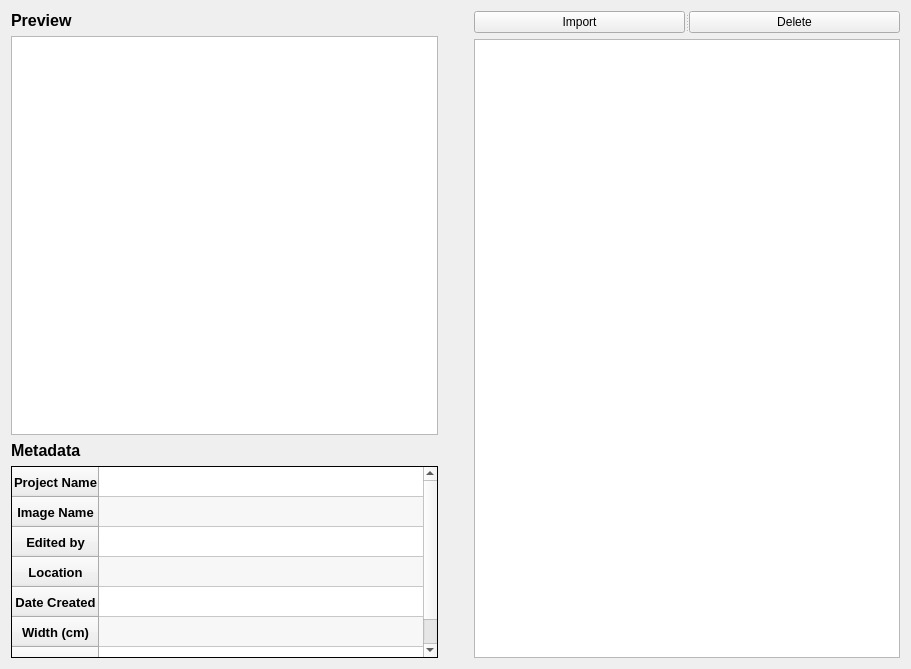
Super-SaiyanSandwich/ECMM427, file RTIe/RTIe_builder/import_Widget.ui: the form before one commit.
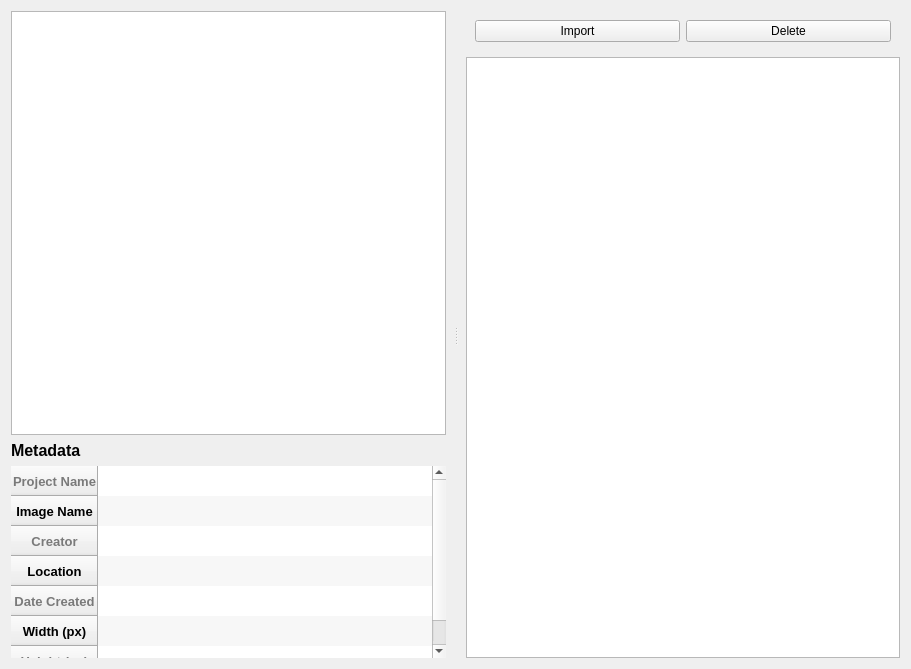
The form after the commit.

Patch:
```diff
--- a/RTIe/RTIe_builder/import_Widget.ui
+++ b/RTIe/RTIe_builder/import_Widget.ui
@@ -10,49 +10,88 @@
     <height>669</height>
    </rect>
   </property>
+  <property name="sizePolicy">
+   <sizepolicy hsizetype="Expanding" vsizetype="Expanding">
+    <horstretch>0</horstretch>
+    <verstretch>0</verstretch>
+   </sizepolicy>
+  </property>
   <property name="windowTitle">
    <string>Form</string>
   </property>
   <layout class="QHBoxLayout" name="horizontalLayout">
    <item>
+    <widget class="QSplitter" name="splitter">
+     <property name="enabled">
+      <bool>true</bool>
+     </property>
+     <property name="sizePolicy">
+      <sizepolicy hsizetype="Expanding" vsizetype="Expanding">
+       <horstretch>0</horstretch>
+       <verstretch>0</verstretch>
+      </sizepolicy>
+     </property>
+     <property name="focusPolicy">
+      <enum>Qt::NoFocus</enum>
+     </property>
+     <property name="contextMenuPolicy">
+      <enum>Qt::DefaultContextMenu</enum>
+     </property>
+     <property name="layoutDirection">
+      <enum>Qt::LeftToRight</enum>
+     </property>
+     <property name="frameShape">
+      <enum>QFrame::NoFrame</enum>
+     </property>
+     <property name="lineWidth">
+      <number>0</number>
+     </property>
+     <property name="midLineWidth">
+      <number>0</number>
+     </property>
+     <property name="orientation">
+      <enum>Qt::Horizontal</enum>
+     </property>
+     <property name="opaqueResize">
+      <bool>true</bool>
+     </property>
+     <property name="handleWidth">
+      <number>20</number>
+     </property>
+     <property name="childrenCollapsible">
+      <bool>false</bool>
+     </property>
+     <widget class="QWidget" name="layoutWidget">
     <layout class="QVBoxLayout" name="preview_Layout">
-     <item>
-      <widget class="QLabel" name="preivew_Label">
-       <property name="sizePolicy">
-        <sizepolicy hsizetype="MinimumExpanding" vsizetype="Minimum">
-         <horstretch>0</horstretch>
-         <verstretch>0</verstretch>
-        </sizepolicy>
+       <property name="sizeConstraint">
+        <enum>QLayout::SetDefaultConstraint</enum>
        </property>
-       <property name="font">
-        <font>
-         <pointsize>12</pointsize>
-         <weight>75</weight>
-         <bold>true</bold>
-        </font>
-       </property>
-       <property name="text">
-        <string>Preview</string>
-       </property>
-      </widget>
-     </item>
      <item>
       <widget class="QGraphicsView" name="graphics_View">
-       <property name="backgroundBrush">
-        <brush brushstyle="SolidPattern">
-         <color alpha="255">
-          <red>0</red>
-          <green>0</green>
-          <blue>0</blue>
-         </color>
-        </brush>
+         <property name="sizePolicy">
+          <sizepolicy hsizetype="Preferred" vsizetype="Expanding">
+           <horstretch>0</horstretch>
+           <verstretch>0</verstretch>
+          </sizepolicy>
+         </property>
+         <property name="sizeAdjustPolicy">
+          <enum>QAbstractScrollArea::AdjustToContents</enum>
+         </property>
+         <property name="interactive">
+          <bool>true</bool>
+         </property>
+         <property name="resizeAnchor">
+          <enum>QGraphicsView::AnchorViewCenter</enum>
+         </property>
+         <property name="viewportUpdateMode">
+          <enum>QGraphicsView::BoundingRectViewportUpdate</enum>
        </property>
       </widget>
      </item>
      <item>
       <widget class="QLabel" name="metadata_Label">
        <property name="sizePolicy">
-        <sizepolicy hsizetype="MinimumExpanding" vsizetype="Minimum">
+          <sizepolicy hsizetype="Expanding" vsizetype="Preferred">
          <horstretch>0</horstretch>
          <verstretch>0</verstretch>
         </sizepolicy>
@@ -76,19 +115,19 @@
         <bool>true</bool>
        </property>
        <property name="sizePolicy">
-        <sizepolicy hsizetype="MinimumExpanding" vsizetype="Maximum">
+          <sizepolicy hsizetype="Expanding" vsizetype="Preferred">
          <horstretch>0</horstretch>
          <verstretch>0</verstretch>
         </sizepolicy>
        </property>
        <property name="maximumSize">
         <size>
-         <width>999999</width>
+           <width>16777215</width>
          <height>16777215</height>
         </size>
        </property>
        <property name="frameShape">
-        <enum>QFrame::Panel</enum>
+          <enum>QFrame::NoFrame</enum>
        </property>
        <property name="frameShadow">
         <enum>QFrame::Plain</enum>
@@ -103,7 +142,7 @@
         <bool>true</bool>
        </property>
        <property name="showGrid">
-        <bool>true</bool>
+          <bool>false</bool>
        </property>
        <property name="gridStyle">
         <enum>Qt::SolidLine</enum>
@@ -132,6 +171,9 @@
        <attribute name="horizontalHeaderShowSortIndicator" stdset="0">
         <bool>false</bool>
        </attribute>
+         <attribute name="horizontalHeaderStretchLastSection">
+          <bool>true</bool>
+         </attribute>
        <attribute name="verticalHeaderMinimumSectionSize">
         <number>10</number>
        </attribute>
@@ -158,12 +200,14 @@
         <property name="textAlignment">
          <set>AlignCenter</set>
         </property>
-        <property name="background">
-         <color>
-          <red>0</red>
-          <green>85</green>
-          <blue>255</blue>
-         </color>
+          <property name="foreground">
+           <brush brushstyle="SolidPattern">
+            <color alpha="255">
+             <red>122</red>
+             <green>122</green>
+             <blue>122</blue>
+            </color>
+           </brush>
         </property>
        </row>
        <row>
@@ -182,8 +226,8 @@
         </property>
         <property name="background">
          <color>
-          <red>0</red>
-          <green>170</green>
+            <red>255</red>
+            <green>255</green>
           <blue>255</blue>
          </color>
         </property>
@@ -199,7 +243,7 @@
        </row>
        <row>
         <property name="text">
-         <string>Edited by</string>
+           <string>Creator</string>
         </property>
         <property name="font">
          <font>
@@ -211,19 +255,12 @@
         <property name="textAlignment">
          <set>AlignCenter</set>
         </property>
-        <property name="background">
-         <color>
-          <red>0</red>
-          <green>85</green>
-          <blue>255</blue>
-         </color>
-        </property>
         <property name="foreground">
          <brush brushstyle="SolidPattern">
           <color alpha="255">
-           <red>0</red>
-           <green>0</green>
-           <blue>0</blue>
+             <red>122</red>
+             <green>122</green>
+             <blue>122</blue>
           </color>
          </brush>
         </property>
@@ -244,8 +281,8 @@
         </property>
         <property name="background">
          <color>
-          <red>0</red>
-          <green>170</green>
+            <red>255</red>
+            <green>255</green>
           <blue>255</blue>
          </color>
         </property>
@@ -273,26 +310,19 @@
         <property name="textAlignment">
          <set>AlignCenter</set>
         </property>
-        <property name="background">
-         <color>
-          <red>0</red>
-          <green>85</green>
-          <blue>255</blue>
-         </color>
-        </property>
         <property name="foreground">
          <brush brushstyle="SolidPattern">
           <color alpha="255">
-           <red>0</red>
-           <green>0</green>
-           <blue>0</blue>
+             <red>122</red>
+             <green>122</green>
+             <blue>122</blue>
           </color>
          </brush>
         </property>
        </row>
        <row>
         <property name="text">
-         <string>Width (cm)</string>
+           <string>Width (px)</string>
         </property>
         <property name="font">
          <font>
@@ -306,15 +336,24 @@
         </property>
         <property name="background">
          <color>
-          <red>0</red>
-          <green>170</green>
+            <red>255</red>
+            <green>255</green>
           <blue>255</blue>
          </color>
         </property>
+          <property name="foreground">
+           <brush brushstyle="SolidPattern">
+            <color alpha="255">
+             <red>0</red>
+             <green>0</green>
+             <blue>0</blue>
+            </color>
+           </brush>
+          </property>
        </row>
        <row>
         <property name="text">
-         <string>Height (cm)</string>
+           <string>Height (px)</string>
         </property>
         <property name="font">
          <font>
@@ -326,19 +365,12 @@
         <property name="textAlignment">
          <set>AlignCenter</set>
         </property>
-        <property name="background">
-         <color>
-          <red>0</red>
-          <green>85</green>
-          <blue>255</blue>
-         </color>
-        </property>
         <property name="foreground">
          <brush brushstyle="SolidPattern">
           <color alpha="255">
-           <red>0</red>
-           <green>0</green>
-           <blue>0</blue>
+             <red>122</red>
+             <green>122</green>
+             <blue>122</blue>
           </color>
          </brush>
         </property>
@@ -348,67 +380,58 @@
          <string>Value</string>
         </property>
        </column>
+         <item row="0" column="0">
+          <property name="text">
+           <string/>
+          </property>
+          <property name="font">
+           <font>
+            <kerning>true</kerning>
+           </font>
+          </property>
+         </item>
       </widget>
      </item>
     </layout>
-   </item>
-   <item>
-    <spacer name="horizontalSpacer">
-     <property name="orientation">
-      <enum>Qt::Horizontal</enum>
-     </property>
-     <property name="sizeType">
-      <enum>QSizePolicy::Preferred</enum>
-     </property>
-     <property name="sizeHint" stdset="0">
-      <size>
-       <width>30</width>
-       <height>20</height>
-      </size>
-     </property>
-    </spacer>
-   </item>
-   <item>
+     </widget>
+     <widget class="QWidget" name="layoutWidget">
     <layout class="QVBoxLayout" name="import_Layout">
+       <property name="sizeConstraint">
+        <enum>QLayout::SetDefaultConstraint</enum>
+       </property>
      <item>
-      <widget class="QSplitter" name="splitter_3">
+        <widget class="QWidget" name="horizontalWidget" native="true">
        <property name="sizePolicy">
-        <sizepolicy hsizetype="MinimumExpanding" vsizetype="Preferred">
+          <sizepolicy hsizetype="Expanding" vsizetype="Minimum">
          <horstretch>0</horstretch>
          <verstretch>0</verstretch>
         </sizepolicy>
        </property>
-       <property name="orientation">
-        <enum>Qt::Horizontal</enum>
-       </property>
+         <layout class="QHBoxLayout" name="horizontalLayout_4">
+          <property name="sizeConstraint">
+           <enum>QLayout::SetDefaultConstraint</enum>
+          </property>
+          <item>
        <widget class="QPushButton" name="import_btn">
-        <property name="sizePolicy">
-         <sizepolicy hsizetype="MinimumExpanding" vsizetype="MinimumExpanding">
-          <horstretch>0</horstretch>
-          <verstretch>0</verstretch>
-         </sizepolicy>
-        </property>
         <property name="text">
          <string>Import</string>
         </property>
        </widget>
+          </item>
+          <item>
        <widget class="QPushButton" name="delete_Btn">
-        <property name="sizePolicy">
-         <sizepolicy hsizetype="MinimumExpanding" vsizetype="MinimumExpanding">
-          <horstretch>0</horstretch>
-          <verstretch>0</verstretch>
-         </sizepolicy>
-        </property>
         <property name="text">
          <string>Delete</string>
         </property>
        </widget>
+          </item>
+         </layout>
       </widget>
      </item>
      <item>
       <widget class="QListWidget" name="listWidget">
        <property name="sizePolicy">
-        <sizepolicy hsizetype="MinimumExpanding" vsizetype="MinimumExpanding">
+          <sizepolicy hsizetype="Expanding" vsizetype="Expanding">
          <horstretch>0</horstretch>
          <verstretch>0</verstretch>
         </sizepolicy>
@@ -416,9 +439,17 @@
        <property name="lineWidth">
         <number>5</number>
        </property>
+         <property name="currentRow">
+          <number>-1</number>
+         </property>
+         <property name="sortingEnabled">
+          <bool>true</bool>
+         </property>
       </widget>
      </item>
     </layout>
+     </widget>
+    </widget>
    </item>
   </layout>
  </widget>
```
Lines whose indentation alone changed are shown as unchanged.
